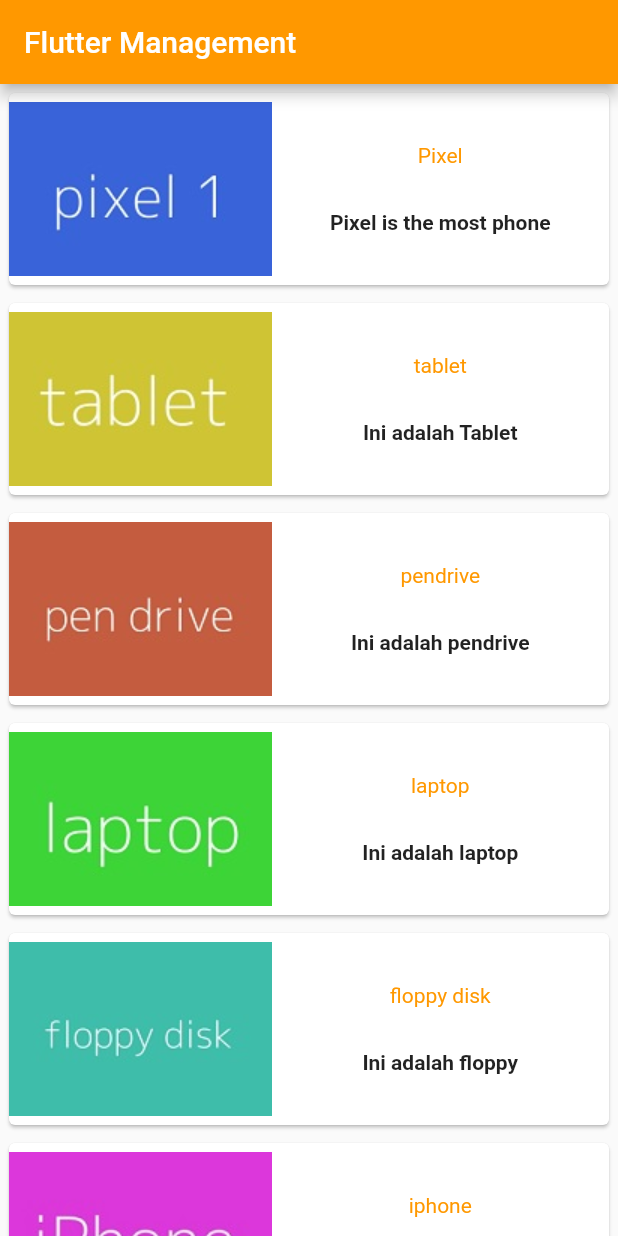
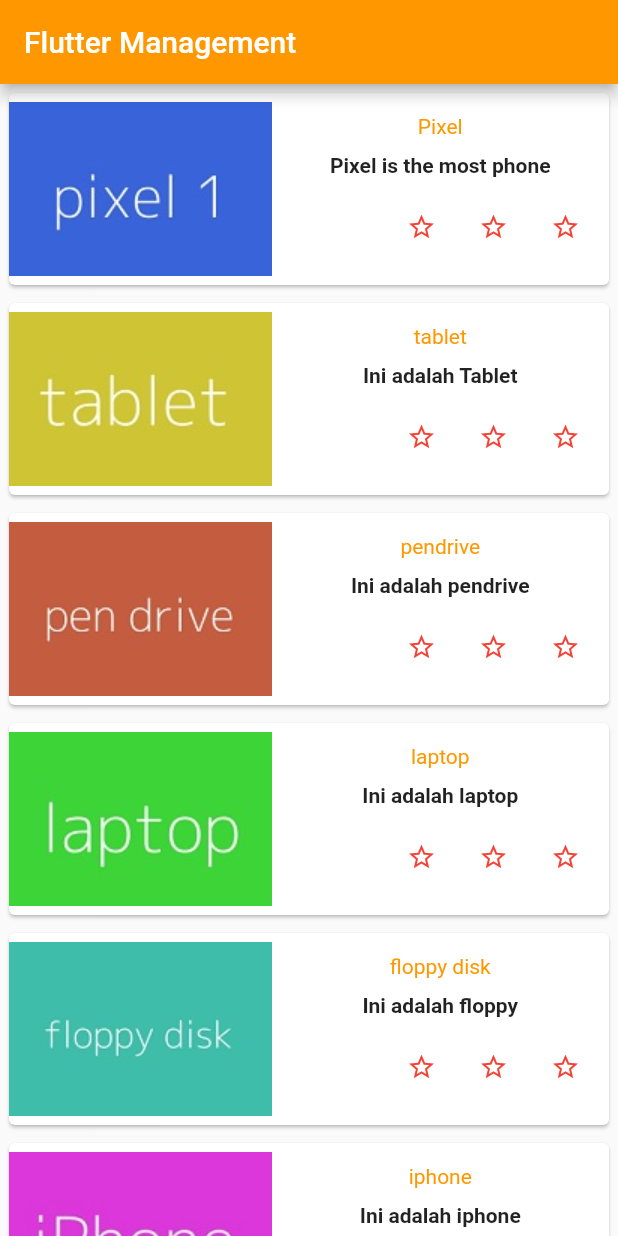
Before and after one commit to herry88/flutterwebhoz_2, a Flutter app: the screen it shows after launch, on a phone screen of 412 x 824 dp. Run offline on Flutter 3.47's test engine with Material 2 defaults, Android fonts, the phone set to English and light mode, and no system bars.

Commit message:
RatingBox

```diff
--- a/statemanagement/lib/main.dart
+++ b/statemanagement/lib/main.dart
@@ -39,6 +39,10 @@ class Product {
 
     items.add(
       Product("floppy disk", "Ini adalah floppy", 9000, "floppydisk.jpg"),
+    );
+
+    items.add(
+      Product("iphone", "Ini adalah iphone", 9000, "iphone.jpg"),
     );
 
     items.add(
@@ -126,6 +130,7 @@ class ProductBox extends StatelessWidget {
                         fontWeight: FontWeight.bold,
                       ),
                     ),
+                    RatingBox()
                   ],
                 ),
               ),
@@ -170,6 +175,8 @@ class ProductPage extends StatelessWidget {
                     Text(
                       "Harga : " + this.item.price.toString(),
                     ),
+                    //reusewidget
+                    RatingBox(),
                   ],
                 ),
               ),
@@ -180,3 +187,82 @@ class ProductPage extends StatelessWidget {
     );
   }
 }
+
+//statemanangement
+class RatingBox extends StatefulWidget {
+  @override
+  _RatingBoxState createState() => _RatingBoxState();
+}
+
+class _RatingBoxState extends State<RatingBox> {
+  int _rating = 0;
+
+  //function untuk bintang satu
+  void _setRatingAsOne() {
+    setState(() {
+      _rating = 1;
+    });
+  }
+
+  //function untuk bintang dua
+  void _setRatingAsTwo() {
+    setState(() {
+      _rating = 2;
+    });
+  }
+
+  //funciton untuk bintang tiga
+  void _setRatingAsThree() {
+    setState(() {
+      _rating = 3;
+    });
+  }
+
+  @override
+  Widget build(BuildContext context) {
+    double _size = 20;
+    print(_rating);
+    return Row(
+      mainAxisAlignment: MainAxisAlignment.end,
+      crossAxisAlignment: CrossAxisAlignment.end,
+      mainAxisSize: MainAxisSize.max,
+      children: [
+        //container star 1
+        Container(
+          padding: EdgeInsets.all(0),
+          child: IconButton(
+            icon: (_rating >= 1
+                ? Icon(Icons.star, size: _size)
+                : Icon(Icons.star_border, size: _size)),
+            color: Colors.red,
+            onPressed: _setRatingAsOne,
+            iconSize: _size,
+          ),
+        ),
+        Container(
+          padding: EdgeInsets.all(0),
+          child: IconButton(
+            icon: (_rating >= 2
+                ? Icon(Icons.star, size: _size)
+                : Icon(Icons.star_border, size: _size)),
+            color: Colors.red,
+            onPressed: _setRatingAsTwo,
+            iconSize: _size,
+          ),
+        ),
+        Container(
+          padding: EdgeInsets.all(0),
+          child: IconButton(
+            icon: (_rating >= 3
+                ? Icon(Icons.star, size: _size)
+                : Icon(Icons.star_border, size: _size)),
+            color: Colors.red,
+            onPressed: _setRatingAsThree,
+            iconSize: _size,
+          ),
+        ),
+
+      ],
+    );
+  }
+}
```
